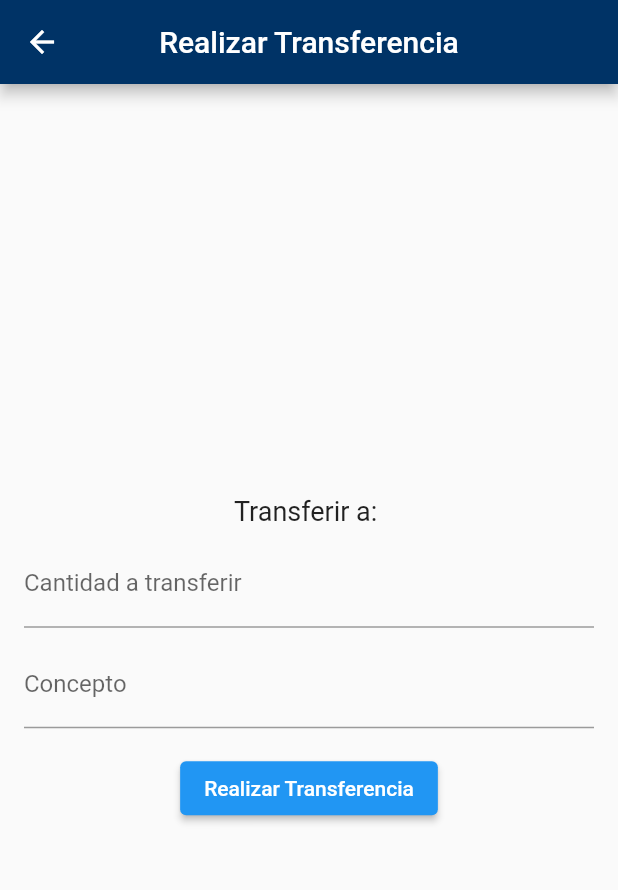
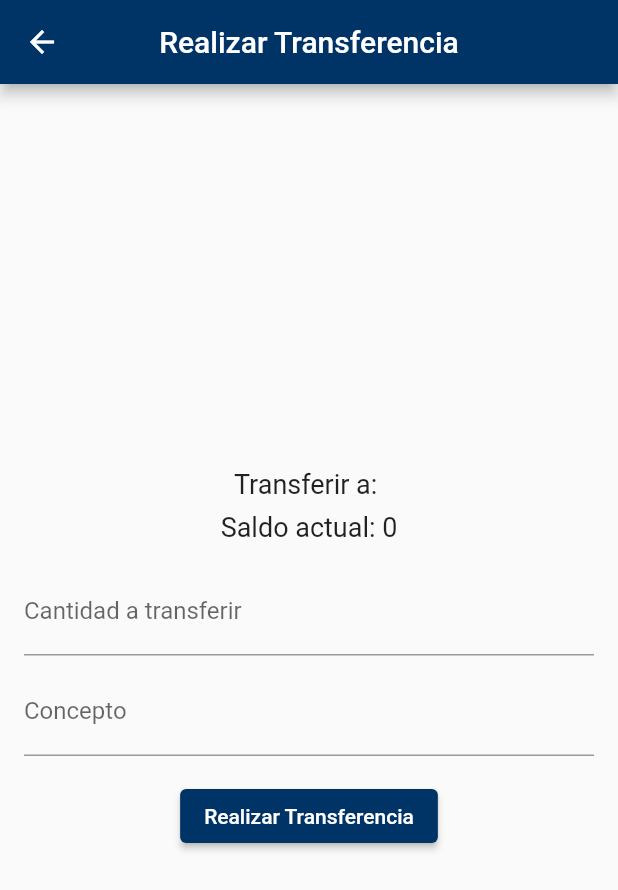
Before and after one commit to javier3500/BBVA_login, a Flutter app: the RealizarTransferenciaScreen screen opened directly with empty values, after a tap on "Realizar Transferencia", on a phone screen of 412 x 824 dp. Shown: the top 890 px of the screen. Run offline on Flutter 3.47's test engine with Material 2 defaults, Android fonts, the phone set to English and light mode, and no system bars; our stand-ins replace isar; accounts and stored records are empty; generated files the repository leaves out were written again; statements that could not run were skipped.

Commit message:
actualizacion
28/11/2023

```diff
--- a/lib/Datos/Usuarios.dart
+++ /dev/null
@@ -1,11 +0,0 @@
-class Usuario {
-  String nombre;
-  String numeroCuenta;
-  double saldo;
-
-  Usuario({
-    required this.nombre,
-    required this.numeroCuenta,
-    required this.saldo,
-  });
-}
--- a/lib/Tranferencias/RealizarTransferencia.dart
+++ b/lib/Tranferencias/RealizarTransferencia.dart
@@ -1,10 +1,11 @@
 import 'package:flutter/material.dart';
-import '../Datos/Usuarios.dart';
 
 class RealizarTransferenciaScreen extends StatelessWidget {
-  final Usuario usuario;
+  final String nombreCliente;
+  final int saldo;
 
-  RealizarTransferenciaScreen({required this.usuario});
+  RealizarTransferenciaScreen(
+      {required this.nombreCliente, required this.saldo});
 
   @override
   Widget build(BuildContext context) {
@@ -20,10 +21,15 @@ class RealizarTransferenciaScreen extends StatelessWidget {
           mainAxisAlignment: MainAxisAlignment.center,
           children: [
             Text(
-              'Transferir a: ${usuario.nombre}',
+              'Transferir a: $nombreCliente', // Mostrar el nombre recibido
               style: TextStyle(fontSize: 18),
             ),
             SizedBox(height: 8),
+            Text(
+              'Saldo actual: $saldo', // Mostrar el saldo recibido
+              style: TextStyle(fontSize: 18),
+            ),
+            SizedBox(height: 16),
             TextFormField(
               decoration: InputDecoration(
                 labelText: 'Cantidad a transferir',
@@ -38,14 +44,41 @@ class RealizarTransferenciaScreen extends StatelessWidget {
             ),
             SizedBox(height: 16),
             ElevatedButton(
-              onPressed: () {
-                // Lógica para realizar la transferencia
+              onPressed: () async {
+                // Captura la cantidad y el concepto desde los TextFormField
+                String cantidad =
+                    '...'; // Obten la cantidad desde el TextFormField correspondiente
+                String concepto =
+                    '...'; // Obten el concepto desde el TextFormField correspondiente
+
+                // Llama al método realizarTransferencia con los parámetros necesarios
+                bool transferenciaExitosa =
+                    await realizarTransferencia(cantidad, concepto);
+
+                if (transferenciaExitosa) {
+                  // Realizar alguna acción después de una transferencia exitosa
+                } else {
+                  // Realizar alguna acción en caso de fallo en la transferencia
+                }
               },
               child: Text('Realizar Transferencia'),
+              style: ElevatedButton.styleFrom(
+                primary: Color(0xFF003366),
+              ),
             ),
           ],
         ),
       ),
     );
   }
+
+  Future<bool> realizarTransferencia(String cantidad, String concepto) async {
+    try {
+      return true;
+    } catch (e) {
+      // Manejar cualquier error que ocurra durante la transferencia
+      print('Error al realizar la transferencia: $e');
+      return false;
+    }
+  }
 }
```
Also changed, not shown: lib/Datos/Usuario_servicio.dart (deleted, +0 -44 lines), lib/Tranferencias/TramitesTransferencia.dart (+110 -55 lines), lib/Tranferencias/formularioTransferencia.dart (deleted, +0 -102 lines), lib/main.dart (+6 -6 lines), lib/Datos/Cliente.dart (deleted).
